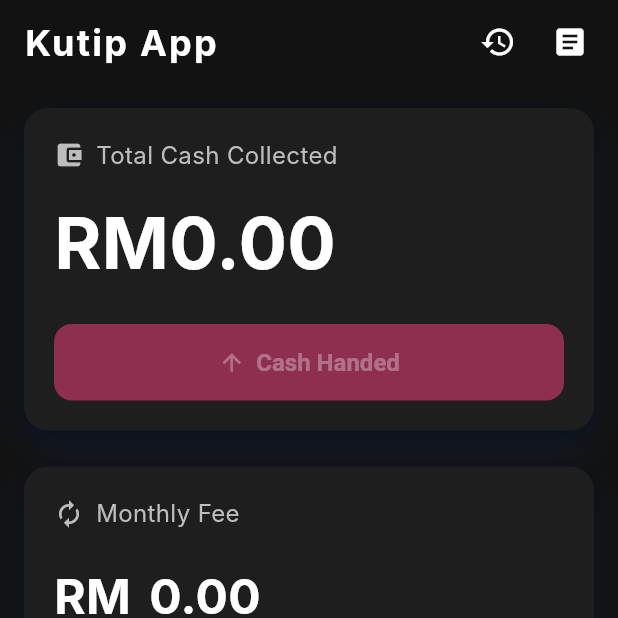
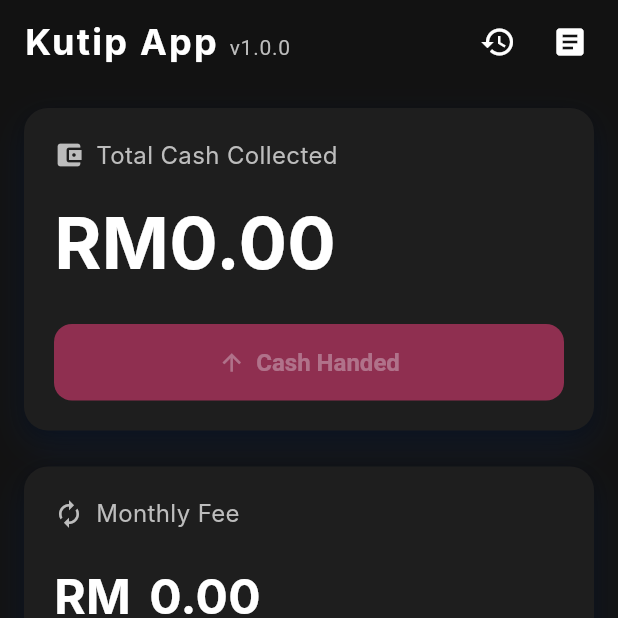
Before and after one commit to EhsanFadhli/KutipApp, a Flutter app: the screen it shows after launch, on a phone screen of 412 x 824 dp, the top half of it. Run offline on Flutter 3.47's test engine with Material 3 defaults, Android fonts, the light colour scheme and no system bars; our stand-ins replace csv, package_info_plus, shared_preferences; missing offline and left inert: file_saver; Roboto replaces fonts that are missing (Inter).

Commit message:
v1.0.0 release

```diff
--- a/lib/main.dart
+++ b/lib/main.dart
@@ -8,6 +8,7 @@ import 'package:kutip/logs_page.dart';
 import 'package:kutip/payment_model.dart';
 import 'package:kutip/previous_payments_page.dart';
 import 'package:kutip/ui/widgets.dart';
+import 'package:package_info_plus/package_info_plus.dart';
 import 'package:shared_preferences/shared_preferences.dart';
 
 void main() {
@@ -134,7 +135,36 @@ class _DashboardScreenState extends State<DashboardScreen> {
         appBar: AppBar(
           backgroundColor: kBackground,
           elevation: 0,
-          title: const Text(
+          title: FutureBuilder<PackageInfo>(
+            future: PackageInfo.fromPlatform(),
+            builder: (context, snapshot) {
+              if (snapshot.hasData) {
+                final version = snapshot.data!.version;
+                return RichText(
+                  text: TextSpan(
+                    style: const TextStyle(
+                      fontWeight: FontWeight.bold,
+                      fontSize: 24,
+                      letterSpacing: 1.5,
+                      color: Colors.white,
+                      fontFamily: 'Inter',
+                    ),
+                    children: <TextSpan>[
+                      const TextSpan(text: 'Kutip App '),
+                      TextSpan(
+                        text: 'v$version',
+                        style: const TextStyle(
+                          fontSize: 14,
+                          fontWeight: FontWeight.normal,
+                          color: kSubtleText,
+                          letterSpacing: 0.5,
+                        ),
+                      ),
+                    ],
+                  ),
+                );
+              } else {
+                return const Text(
                   'Kutip App',
                   style: TextStyle(
                     fontWeight: FontWeight.bold,
@@ -142,6 +172,9 @@ class _DashboardScreenState extends State<DashboardScreen> {
                     letterSpacing: 1.5,
                     color: Colors.white,
                   ),
+                );
+              }
+            },
           ),
           actions: [
             IconButton(
--- a/pubspec.yaml
+++ b/pubspec.yaml
@@ -39,6 +39,7 @@ dependencies:
   intl: ^0.20.2
   csv: ^6.0.0
   file_saver: ^0.3.1
+  package_info_plus: ^9.0.0
 
 dev_dependencies:
   flutter_test:
```
Also changed, not shown: pubspec.lock. Lines whose indentation alone changed are shown as unchanged.
